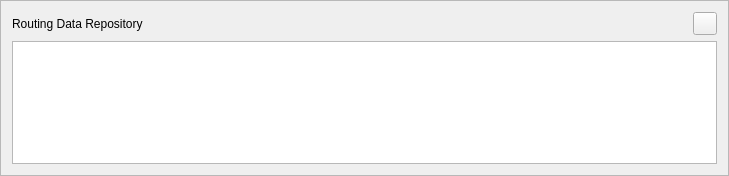
This is kadasrouting/gui/datacataloguebottombar.ui in kadas-albireo/kadas-albireo2 as Qt 5 draws it before an edit. The edited form follows.
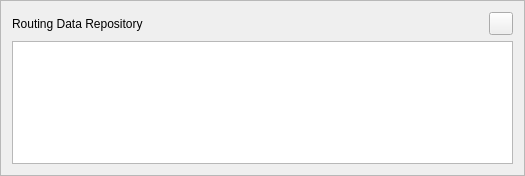
This is the edited form. Icons and pictures are not drawn.

Commit message: Tidy up UI and more handler for default data tile.

```diff
--- a/kadasrouting/gui/datacataloguebottombar.ui
+++ b/kadasrouting/gui/datacataloguebottombar.ui
@@ -6,7 +6,7 @@
    <rect>
     <x>0</x>
     <y>0</y>
-    <width>729</width>
+    <width>525</width>
     <height>176</height>
    </rect>
   </property>
```
The commit also changes 1 other file.
